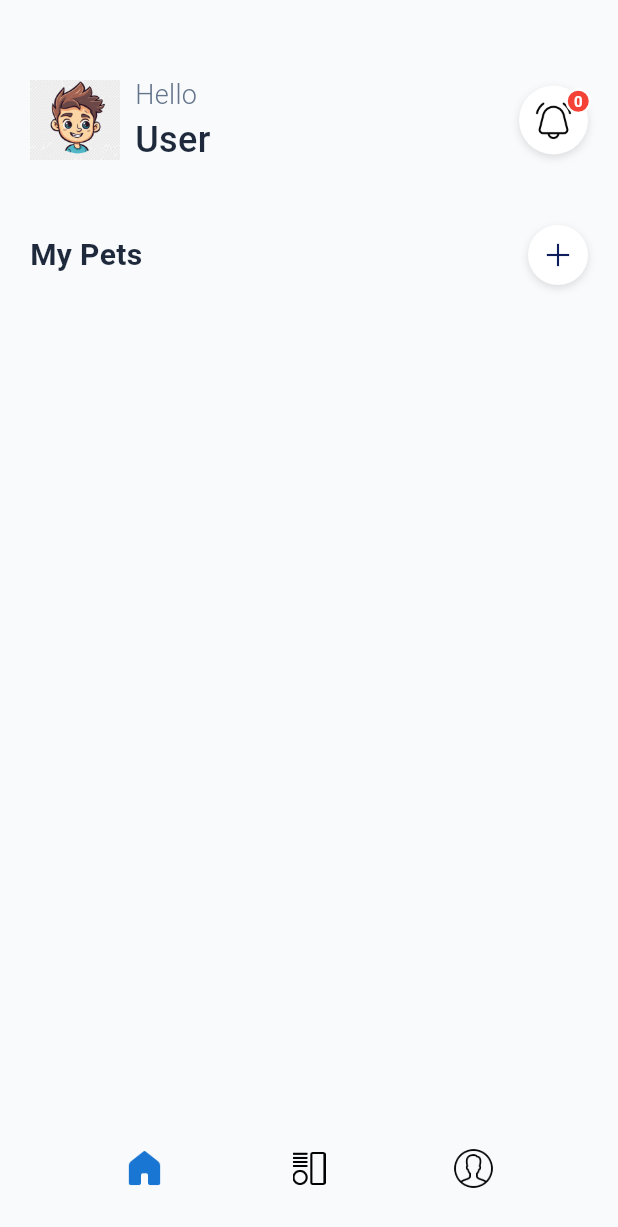
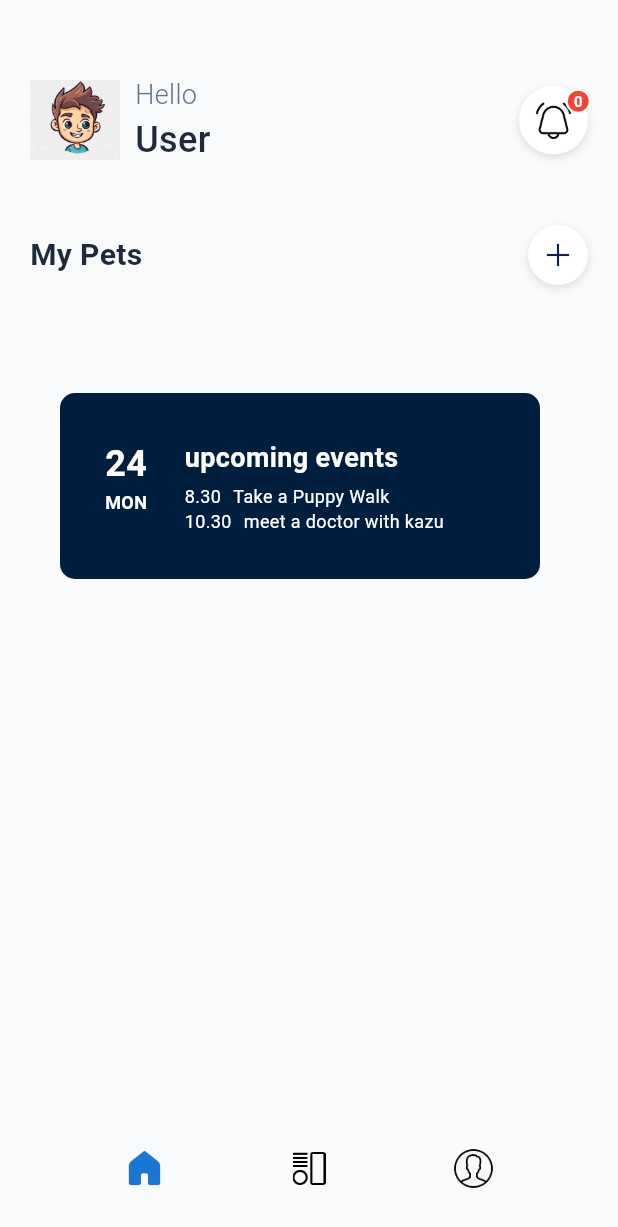
Before and after one commit to DHARAKA-METH/kazu, a Flutter app: the HomePage screen opened directly, on a phone screen of 412 x 824 dp. Shown: the top 1227 px of the screen. Run offline on Flutter 3.47's test engine with Material 3 defaults, Android fonts, the light colour scheme and no system bars; our stand-ins replace cloud_firestore, firebase_auth, firebase_core, firebase_database, geolocator, google_fonts and 1 more; missing offline and left inert: firebase_ui_auth, mqtt_client; accounts and stored records are empty.

Commit message:
implement remainder cart

```diff
--- /dev/null
+++ b/lib/views/components/reminder_cart.dart
@@ -0,0 +1,113 @@
+import 'package:flutter/material.dart';
+
+class ReminderCart extends StatefulWidget {
+  const ReminderCart({super.key});
+
+  @override
+  State<ReminderCart> createState() => _ReminderCartState();
+}
+
+class _ReminderCartState extends State<ReminderCart>
+    with SingleTickerProviderStateMixin {
+  late AnimationController _controller;
+
+  @override
+  void initState() {
+    super.initState();
+    _controller = AnimationController(vsync: this);
+  }
+
+  @override
+  void dispose() {
+    _controller.dispose();
+    super.dispose();
+  }
+
+  @override
+  Widget build(BuildContext context) {
+    return Container(
+      width: 320,
+      padding: const EdgeInsets.all(30),
+      margin: const EdgeInsets.symmetric(vertical: 8),
+      decoration: BoxDecoration(
+        color: const Color(0xFF001F3F), // Dark blue
+        borderRadius: BorderRadius.circular(10),
+        boxShadow: const [
+          BoxShadow(color: Colors.white, blurRadius: 6, offset: Offset(0, 2)),
+        ],
+      ),
+      child: Row(
+        crossAxisAlignment:
+            CrossAxisAlignment.start, // Align children at the top
+        children: [
+          Column(
+            children: const [
+              Text(
+                '24',
+                style: TextStyle(
+                  color: Colors.white,
+                  fontSize: 24,
+                  fontWeight: FontWeight.bold,
+                ),
+              ),
+              Text(
+                'MON',
+                style: TextStyle(
+                  color: Colors.white,
+                  fontSize: 12,
+                  fontWeight: FontWeight.bold,
+                ),
+              ),
+            ],
+          ),
+          const SizedBox(width: 25), // spacing between date and events
+          Expanded(
+            child: Column(
+              crossAxisAlignment: CrossAxisAlignment.start,
+              children: const [
+                Text(
+                  'upcoming events',
+                  style: TextStyle(
+                    color: Colors.white,
+                    fontSize: 18,
+                    fontWeight: FontWeight.bold,
+                  ),
+                ),
+
+                SizedBox(height: 4),
+                Row(
+                  children: [
+                    Text(
+                      '8.30',
+                      style: TextStyle(color: Colors.white, fontSize: 12),
+                    ),
+                    SizedBox(width: 8),
+
+                    Text(
+                      'Take a Puppy Walk',
+                      style: TextStyle(color: Colors.white, fontSize: 12),
+                    ),
+                  ],
+                ),
+                Row(
+                  children: [
+                    Text(
+                      '10.30',
+                      style: TextStyle(color: Colors.white, fontSize: 12),
+                    ),
+                    SizedBox(width: 8),
+
+                    Text(
+                      'meet a doctor with kazu',
+                      style: TextStyle(color: Colors.white, fontSize: 12),
+                    ),
+                  ],
+                ),
+              ],
+            ),
+          ),
+        ],
+      ),
+    );
+  }
+}
--- a/lib/views/home_page.dart
+++ b/lib/views/home_page.dart
@@ -6,6 +6,7 @@ import 'package:kazu/controllers/pet_controller.dart';
 import 'package:kazu/services/pet_services.dart';
 import 'package:kazu/views/components/app_footer.dart';
 import 'package:kazu/views/components/pet_card.dart';
+import 'package:kazu/views/components/reminder_cart.dart';
 import 'package:kazu/views/pet_register.dart';
 import 'package:firebase_auth/firebase_auth.dart';
 
@@ -364,6 +365,17 @@ class _HomePageState extends State<HomePage> {
                 }).toList(),
               ),
             ),
+            const SizedBox(height: 20),
+
+            // --- Reminder Cards List ---
+            SingleChildScrollView(
+              scrollDirection: Axis.horizontal,
+              padding: const EdgeInsets.symmetric(
+                horizontal: 20,
+                vertical: 8,
+              ), // outer padding
+              child: Row(children: [ReminderCart()]),
+            ),
           ],
         ),
       ),
```
Also changed, not shown: lib/services/pet_services.dart (line endings or trailing spaces).
